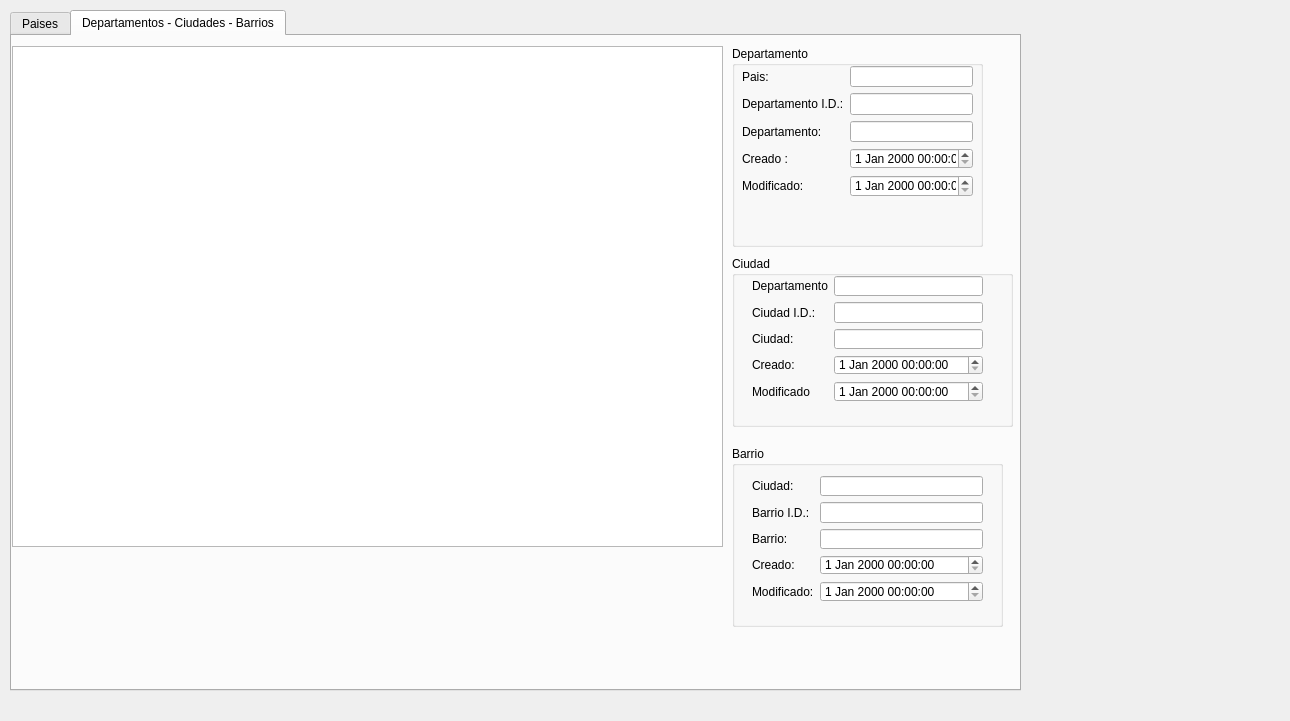
Qt form geography.ui (awfeequdng/tote) before a commit.
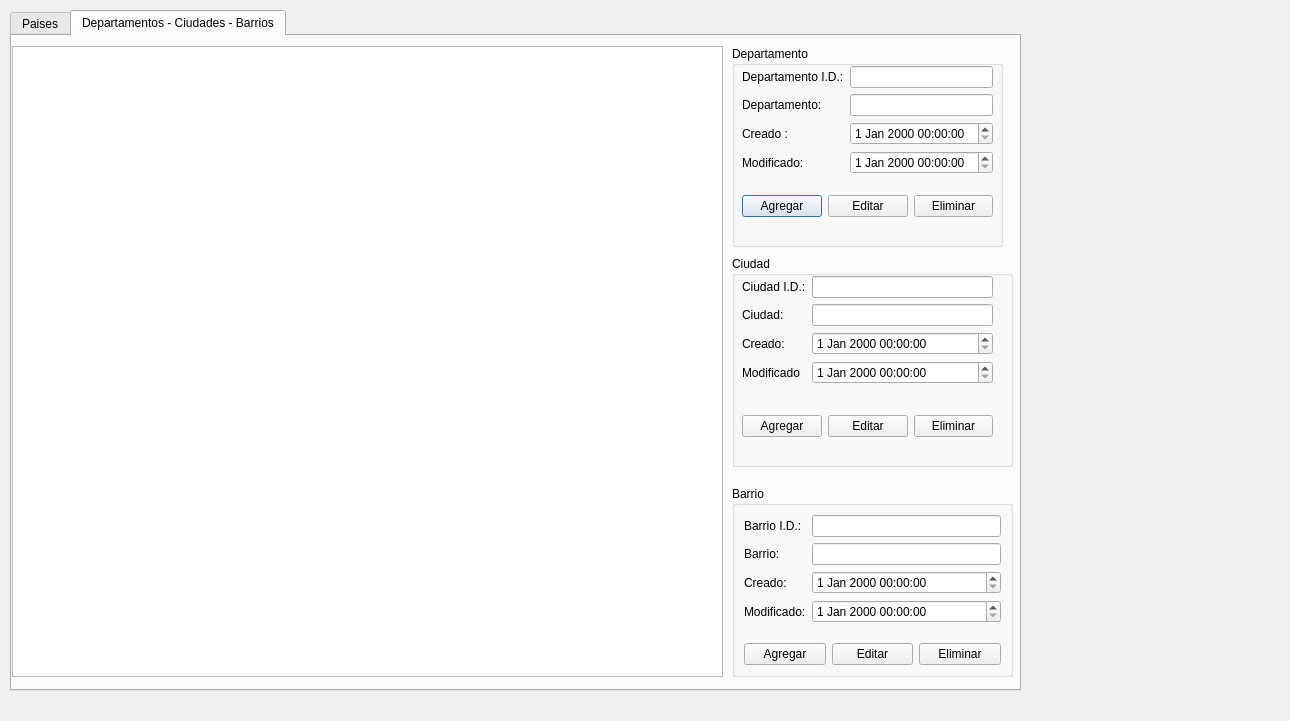
The same form after that commit. The open tabs and pages were chosen to show the change.

Patch:
```diff
--- a/geography.ui
+++ b/geography.ui
@@ -82,7 +82,7 @@
        <x>0</x>
        <y>10</y>
        <width>711</width>
-       <height>501</height>
+       <height>631</height>
       </rect>
      </property>
     </widget>
@@ -91,75 +91,94 @@
       <rect>
        <x>720</x>
        <y>10</y>
-       <width>251</width>
+       <width>271</width>
        <height>201</height>
       </rect>
      </property>
      <property name="title">
       <string>Departamento</string>
      </property>
-     <widget class="QWidget" name="formLayoutWidget">
+     <widget class="QWidget" name="layoutWidget">
       <property name="geometry">
        <rect>
         <x>10</x>
         <y>20</y>
-        <width>231</width>
-        <height>131</height>
+        <width>251</width>
+        <height>151</height>
        </rect>
       </property>
+      <layout class="QVBoxLayout" name="verticalLayout">
+       <item>
       <layout class="QFormLayout" name="flDepartament">
        <property name="fieldGrowthPolicy">
         <enum>QFormLayout::AllNonFixedFieldsGrow</enum>
        </property>
        <item row="0" column="0">
-        <widget class="QLabel" name="label_7">
-         <property name="text">
-          <string>Pais:</string>
-         </property>
-        </widget>
-       </item>
-       <item row="1" column="0">
         <widget class="QLabel" name="label_3">
          <property name="text">
           <string>Departamento I.D.:</string>
          </property>
         </widget>
        </item>
-       <item row="2" column="0">
+         <item row="0" column="1">
+          <widget class="QLineEdit" name="leDepartamentId"/>
+         </item>
+         <item row="1" column="0">
         <widget class="QLabel" name="label_4">
          <property name="text">
           <string>Departamento:</string>
          </property>
         </widget>
        </item>
-       <item row="3" column="0">
+         <item row="1" column="1">
+          <widget class="QLineEdit" name="leDepartamentName"/>
+         </item>
+         <item row="2" column="0">
         <widget class="QLabel" name="label_5">
          <property name="text">
           <string>Creado :</string>
          </property>
         </widget>
        </item>
-       <item row="4" column="0">
+         <item row="2" column="1">
+          <widget class="QDateTimeEdit" name="dtDepartamentCreated"/>
+         </item>
+         <item row="3" column="0">
         <widget class="QLabel" name="label_6">
          <property name="text">
           <string>Modificado:</string>
          </property>
         </widget>
        </item>
-       <item row="0" column="1">
-        <widget class="QLineEdit" name="leCountryId"/>
-       </item>
-       <item row="1" column="1">
-        <widget class="QLineEdit" name="leDepartamentId"/>
-       </item>
-       <item row="2" column="1">
-        <widget class="QLineEdit" name="leDepartamentName"/>
-       </item>
-       <item row="4" column="1">
+         <item row="3" column="1">
         <widget class="QDateTimeEdit" name="dtDepartamentUpdated"/>
        </item>
-       <item row="3" column="1">
-        <widget class="QDateTimeEdit" name="dtDepartamentCreated"/>
+        </layout>
+       </item>
+       <item>
+        <layout class="QHBoxLayout" name="horizontalLayout">
+         <item>
+          <widget class="QPushButton" name="btnAddDepartament">
+           <property name="text">
+            <string>Agregar</string>
+           </property>
+          </widget>
+         </item>
+         <item>
+          <widget class="QPushButton" name="btnUpdDepartament">
+           <property name="text">
+            <string>Editar</string>
+           </property>
+          </widget>
+         </item>
+         <item>
+          <widget class="QPushButton" name="btnDltDepartament">
+           <property name="text">
+            <string>Eliminar</string>
+           </property>
+          </widget>
+         </item>
+        </layout>
        </item>
       </layout>
      </widget>
@@ -170,151 +189,207 @@
        <x>720</x>
        <y>220</y>
        <width>281</width>
-       <height>171</height>
+       <height>211</height>
       </rect>
      </property>
      <property name="title">
       <string>Ciudad</string>
      </property>
-     <widget class="QWidget" name="formLayoutWidget_2">
+     <widget class="QWidget" name="layoutWidget">
       <property name="geometry">
        <rect>
-        <x>20</x>
+        <x>10</x>
         <y>20</y>
-        <width>231</width>
-        <height>126</height>
+        <width>251</width>
+        <height>161</height>
        </rect>
       </property>
+      <layout class="QVBoxLayout" name="verticalLayout_3">
+       <item>
       <layout class="QFormLayout" name="flCity">
-       <item row="0" column="0">
-        <widget class="QLabel" name="label_8">
-         <property name="text">
-          <string>Departamento</string>
+         <property name="fieldGrowthPolicy">
+          <enum>QFormLayout::AllNonFixedFieldsGrow</enum>
          </property>
-        </widget>
-       </item>
-       <item row="1" column="0">
+         <item row="0" column="0">
         <widget class="QLabel" name="label_9">
          <property name="text">
           <string>Ciudad I.D.:</string>
          </property>
         </widget>
        </item>
-       <item row="2" column="0">
+         <item row="0" column="1">
+          <widget class="QLineEdit" name="leCityId"/>
+         </item>
+         <item row="1" column="0">
         <widget class="QLabel" name="label_10">
          <property name="text">
           <string>Ciudad:</string>
          </property>
         </widget>
        </item>
-       <item row="3" column="0">
+         <item row="1" column="1">
+          <widget class="QLineEdit" name="leCityName"/>
+         </item>
+         <item row="2" column="0">
         <widget class="QLabel" name="label_11">
          <property name="text">
           <string>Creado:</string>
          </property>
         </widget>
        </item>
-       <item row="4" column="0">
+         <item row="2" column="1">
+          <widget class="QDateTimeEdit" name="dtCityCreated"/>
+         </item>
+         <item row="3" column="0">
         <widget class="QLabel" name="label_12">
          <property name="text">
           <string>Modificado</string>
          </property>
         </widget>
        </item>
-       <item row="0" column="1">
-        <widget class="QLineEdit" name="lineEdit_6"/>
-       </item>
-       <item row="1" column="1">
-        <widget class="QLineEdit" name="leCityId"/>
-       </item>
-       <item row="2" column="1">
-        <widget class="QLineEdit" name="leCityName"/>
-       </item>
        <item row="3" column="1">
-        <widget class="QDateTimeEdit" name="dtCityCreated"/>
-       </item>
-       <item row="4" column="1">
         <widget class="QDateTimeEdit" name="dtCityUpdated"/>
        </item>
       </layout>
+       </item>
+       <item>
+        <layout class="QHBoxLayout" name="horizontalLayout_2">
+         <item>
+          <widget class="QPushButton" name="btnAddCity">
+           <property name="text">
+            <string>Agregar</string>
+           </property>
+          </widget>
+         </item>
+         <item>
+          <widget class="QPushButton" name="btnUpdCity">
+           <property name="text">
+            <string>Editar</string>
+           </property>
+          </widget>
+         </item>
+         <item>
+          <widget class="QPushButton" name="btnDltCity">
+           <property name="text">
+            <string>Eliminar</string>
+           </property>
+          </widget>
+         </item>
+        </layout>
+       </item>
+      </layout>
      </widget>
     </widget>
     <widget class="QGroupBox" name="groupBox_3">
      <property name="geometry">
       <rect>
        <x>720</x>
-       <y>410</y>
-       <width>271</width>
-       <height>181</height>
+       <y>450</y>
+       <width>281</width>
+       <height>191</height>
       </rect>
      </property>
      <property name="title">
       <string>Barrio</string>
      </property>
-     <widget class="QWidget" name="formLayoutWidget_3">
-      <property name="geometry">
-       <rect>
-        <x>20</x>
-        <y>30</y>
-        <width>231</width>
-        <height>126</height>
-       </rect>
-      </property>
+     <layout class="QVBoxLayout" name="verticalLayout_5">
+      <item>
       <layout class="QFormLayout" name="lfNeighborhood">
-       <item row="0" column="0">
-        <widget class="QLabel" name="label_13">
-         <property name="text">
-          <string>Ciudad:</string>
-         </property>
-        </widget>
-       </item>
-       <item row="1" column="0">
+        <property name="fieldGrowthPolicy">
+         <enum>QFormLayout::AllNonFixedFieldsGrow</enum>
+        </property>
+        <item row="0" column="0">
         <widget class="QLabel" name="label_14">
          <property name="text">
           <string>Barrio I.D.:</string>
          </property>
         </widget>
        </item>
-       <item row="2" column="0">
+        <item row="0" column="1">
+         <widget class="QLineEdit" name="leNeighborhoodId"/>
+        </item>
+        <item row="1" column="0">
         <widget class="QLabel" name="label_15">
          <property name="text">
           <string>Barrio:</string>
          </property>
         </widget>
        </item>
-       <item row="3" column="0">
-        <widget class="QLabel" name="label_16">
-         <property name="text">
-          <string>Creado:</string>
-         </property>
-        </widget>
-       </item>
-       <item row="4" column="0">
-        <widget class="QLabel" name="label_17">
-         <property name="text">
-          <string>Modificado:</string>
-         </property>
-        </widget>
-       </item>
-       <item row="0" column="1">
-        <widget class="QLineEdit" name="le"/>
-       </item>
        <item row="1" column="1">
-        <widget class="QLineEdit" name="leNeighborhoodId"/>
-       </item>
-       <item row="2" column="1">
         <widget class="QLineEdit" name="leNeighborhoodName"/>
        </item>
-       <item row="3" column="1">
+        <item row="2" column="0">
+         <widget class="QLabel" name="label_16">
+          <property name="text">
+           <string>Creado:</string>
+          </property>
+         </widget>
+        </item>
+        <item row="2" column="1">
         <widget class="QDateTimeEdit" name="dtNeighborhoodCreated"/>
        </item>
-       <item row="4" column="1">
+        <item row="3" column="0">
+         <widget class="QLabel" name="label_17">
+          <property name="text">
+           <string>Modificado:</string>
+          </property>
+         </widget>
+        </item>
+        <item row="3" column="1">
         <widget class="QDateTimeEdit" name="dtNeighborhoodUpdated"/>
        </item>
       </layout>
-     </widget>
-    </widget>
-   </widget>
+      </item>
+      <item>
+       <layout class="QHBoxLayout" name="horizontalLayout_3">
+        <item>
+         <widget class="QPushButton" name="pushButton">
+          <property name="text">
+           <string>Agregar</string>
+          </property>
+         </widget>
+        </item>
+        <item>
+         <widget class="QPushButton" name="pushButton_2">
+          <property name="text">
+           <string>Editar</string>
+          </property>
+         </widget>
+        </item>
+        <item>
+         <widget class="QPushButton" name="pushButton_3">
+          <property name="text">
+           <string>Eliminar</string>
+          </property>
+         </widget>
+        </item>
+       </layout>
+      </item>
+     </layout>
+    </widget>
+   </widget>
+  </widget>
+  <widget class="QWidget" name="layoutWidget">
+   <property name="geometry">
+    <rect>
+     <x>0</x>
+     <y>0</y>
+     <width>2</width>
+     <height>2</height>
+    </rect>
+   </property>
+   <layout class="QVBoxLayout" name="verticalLayout_2"/>
+  </widget>
+  <widget class="QWidget" name="layoutWidget">
+   <property name="geometry">
+    <rect>
+     <x>0</x>
+     <y>0</y>
+     <width>2</width>
+     <height>2</height>
+    </rect>
+   </property>
+   <layout class="QVBoxLayout" name="verticalLayout_4"/>
   </widget>
  </widget>
  <resources/>
```
Left out of the diff: 2 changed lines with no effect on the pictures. Lines whose indentation alone changed are shown as unchanged.
